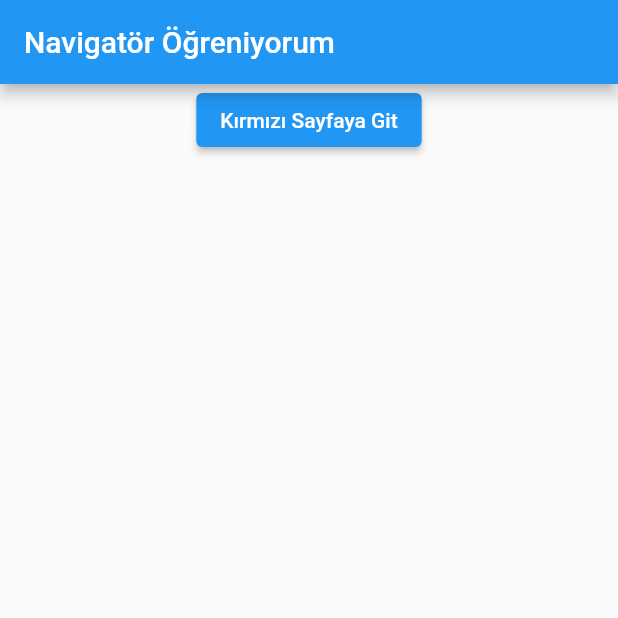
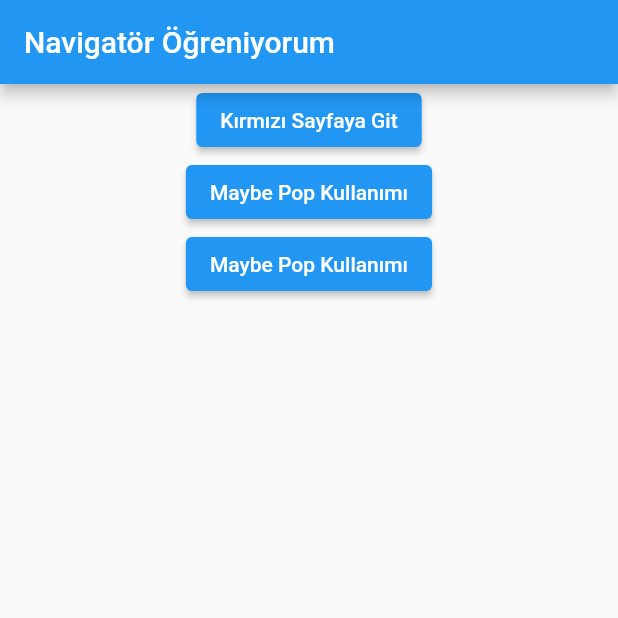
Before and after one commit to berkcangumusisik/100daysOfFlutter, a Flutter app: the screen it shows after launch, on a phone screen of 412 x 824 dp, the top half of it. Run offline on Flutter 3.47's test engine with Material 2 defaults, Android fonts, the light colour scheme and no system bars; our stand-ins replace dio, easy_localization, equatable, flutter_bloc, flutter_easyloading, flutter_mobx and 6 more; missing offline and left inert: kartal, vexana; accounts and stored records are empty; generated files the repository leaves out were written again.

Commit message:
70.gün çalışmaları eklendi.

```diff
--- a/flutter_full_summary/lib/main.dart
+++ b/flutter_full_summary/lib/main.dart
@@ -1,7 +1,9 @@
 import 'package:flutter/material.dart';
 import 'package:flutter_easyloading/flutter_easyloading.dart';
+import 'package:flutter_full_summary/navigations/green_page.dart';
 import 'package:flutter_full_summary/navigations/home.dart';
-import 'package:flutter_full_summary/widgets/scroll_view_learn.dart';
+import 'package:flutter_full_summary/navigations/red_page.dart';
+import 'package:flutter_full_summary/navigations/yellow_page.dart';
 
 void main() {
   runApp(const MyApp());
@@ -34,6 +36,11 @@ class MyApp extends StatelessWidget {
       home: const NavigatorLearn(),
       debugShowCheckedModeBanner: false,
       builder: EasyLoading.init(),
+      routes: {
+        "redPage": (context) => RedPage(),
+        "greenPage": (context) => const GreenPage(),
+        "yellowPage": (context) => const YellowPage(),
+      },
     );
   }
 }
--- a/flutter_full_summary/lib/navigations/home.dart
+++ b/flutter_full_summary/lib/navigations/home.dart
@@ -12,7 +12,6 @@ class _NavigatorLearnState extends State<NavigatorLearn> {
   @override
   Widget build(BuildContext context) {
     return Scaffold(
-
         appBar: AppBar(
           title: const Text("Navigatör Öğreniyorum"),
         ),
@@ -29,6 +28,22 @@ class _NavigatorLearnState extends State<NavigatorLearn> {
               },
               child: const Text("Kırmızı Sayfaya Git"),
             ),
+            ElevatedButton(
+              onPressed: () {
+                Navigator.of(context).maybePop();
+              },
+              child: const Text("Maybe Pop Kullanımı"),
+            ),
+            ElevatedButton(
+              onPressed: () {
+                if (Navigator.canPop(context)) {
+                  print("Evet pop olabilir");
+                } else {
+                  print("Hayır pop olamaz");
+                }
+              },
+              child: const Text("Maybe Pop Kullanımı"),
+            ),
           ],
         )));
   }
@@ -39,4 +54,9 @@ class _NavigatorLearnState extends State<NavigatorLearn> {
  * Navigasyon İşlemleri
  * Navigator.of(context).push() : Yeni bir sayfaya geçmek için kullanılır. Bu işlemi yaparken, geçiş yapacağımız sayfanın widget'ını parametre olarak veririz. Gidilen sayfadan geri dönmek için sol üstteki geri butonuna basılır.
  * Navigator.of(context).pop() : Gidilen sayfadan geri dönmek için kullanılır. Bu işlemi yaparken, geri döneceğimiz sayfanın widget'ını parametre olarak veririz.
+ * WillPopScope() : Geri tuşuna basıldığında çalışan bir widget'tır. Bu widget'ı kullanarak, geri tuşuna basıldığında çalışacak kodları yazabiliriz.
+ * Navigator.of(context).maybePop() : Eğer ana sayfadan başka bir sayfaya geçiş yapılmışsa, geri tuşuna basıldığında çalışır. Eğer ana sayfadan başka bir sayfaya geçiş yapılmamışsa, etkisi olmaz.
+ * Navigator.canPop(context) : Eğer ana sayfadan başka bir sayfaya geçiş yapılmışsa, true değerini döndürür. Eğer ana sayfadan başka bir sayfaya geçiş yapılmamışsa, false değerini döndürür.
+ * Navigator.of(context).pushReplacement() : Yeni bir sayfaya geçmek için kullanılır. Bu işlemi yaparken, geçiş yapacağımız sayfanın widget'ını parametre olarak veririz. Gidilen sayfadan geri dönmek için sol üstteki geri butonuna basılır. Bu işlemi yaptığımızda, gidilen sayfadan geri dönüşte, gidilen sayfaya değil, ana sayfaya dönülür.
+
  */
```
Also changed, not shown: flutter_full_summary/lib/navigations/green_page.dart (+26 -4 lines), flutter_full_summary/lib/navigations/red_page.dart (+21 -1 lines), 1 other file.
